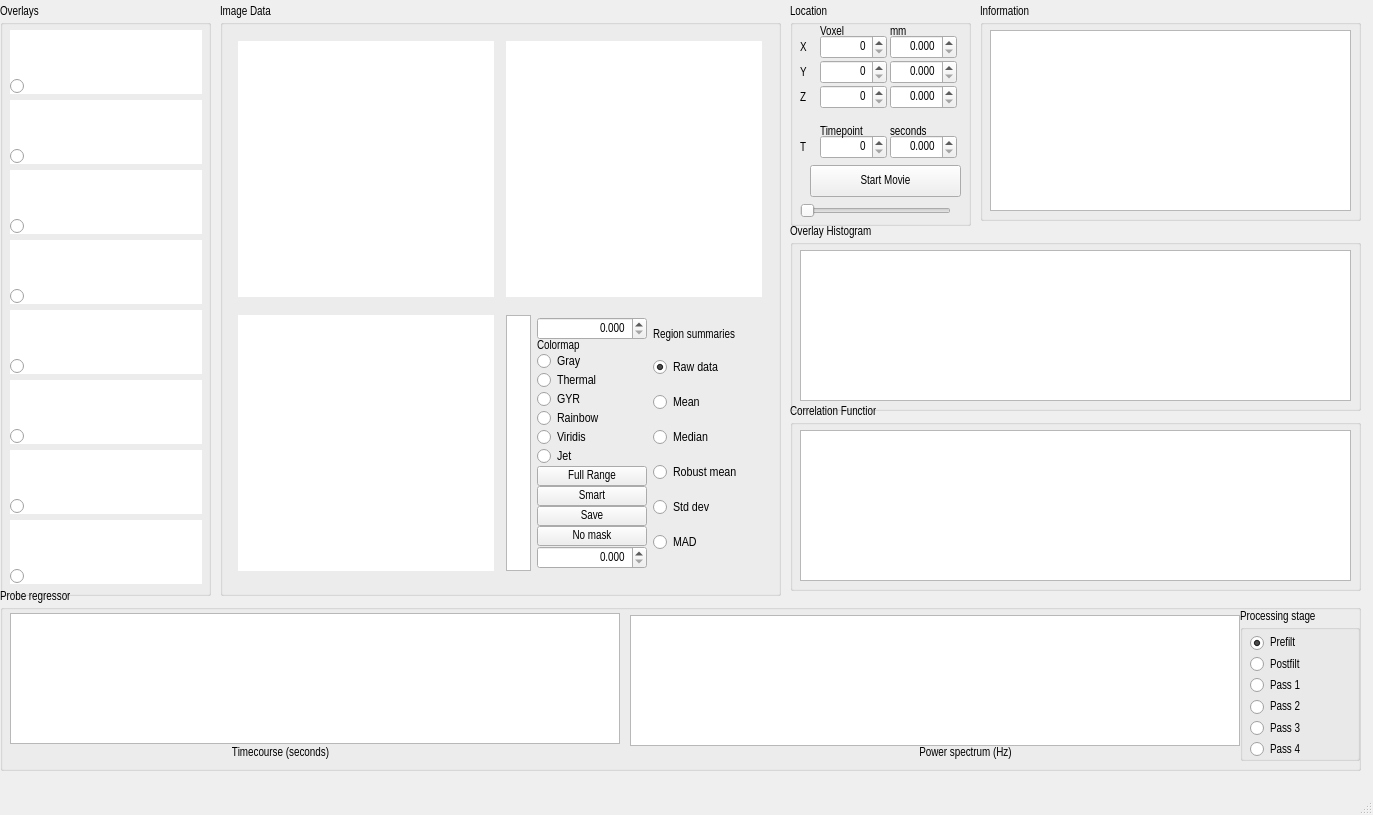
Above: rapidtide/tidepoolTemplate_alt.ui from bbfrederick/rapidtide before the change. Below: the same form after it.
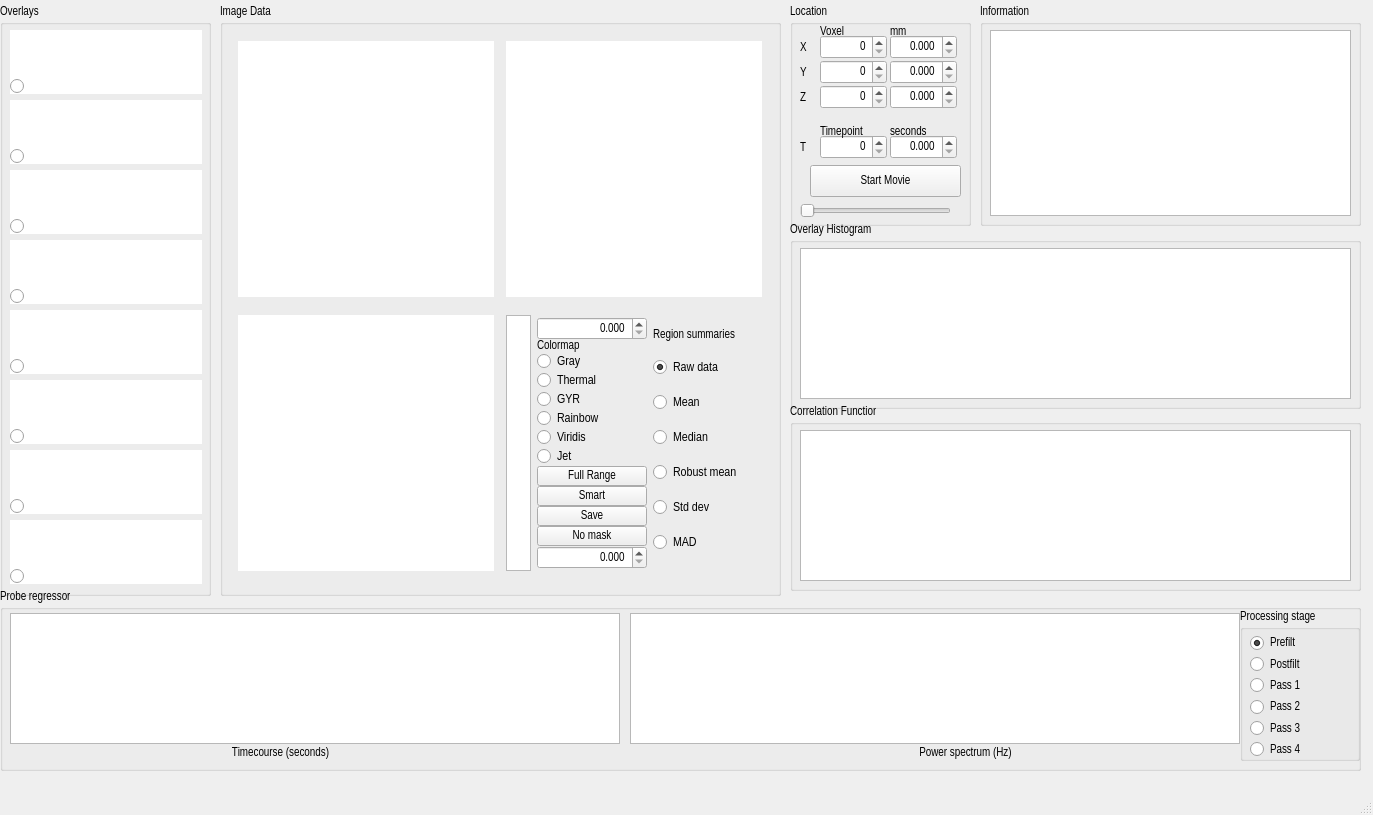
That is the form after the change. Custom widgets are drawn as their Qt base class.

```diff
--- a/rapidtide/tidepoolTemplate_alt.ui
+++ b/rapidtide/tidepoolTemplate_alt.ui
@@ -1068,7 +1068,7 @@
     <property name="geometry">
      <rect>
       <x>790</x>
-      <y>225</y>
+      <y>223</y>
       <width>571</width>
       <height>186</height>
      </rect>
@@ -1463,7 +1463,7 @@
      <property name="geometry">
       <rect>
        <x>630</x>
-       <y>25</y>
+       <y>23</y>
        <width>610</width>
        <height>131</height>
       </rect>
@@ -1700,7 +1700,7 @@
       <x>980</x>
       <y>5</y>
       <width>381</width>
-      <height>216</height>
+      <height>221</height>
      </rect>
     </property>
     <property name="sizePolicy">
@@ -1735,7 +1735,7 @@
        <x>10</x>
        <y>25</y>
        <width>361</width>
-       <height>181</height>
+       <height>186</height>
       </rect>
      </property>
      <property name="font">
```
